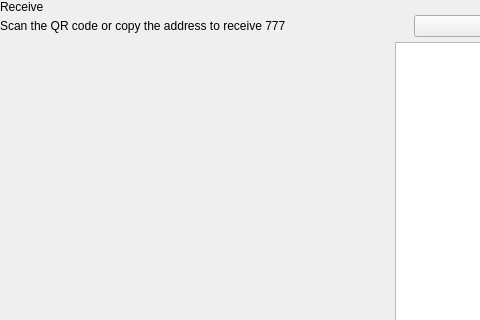
Above: src/qt/pivx/forms/receivewidget.ui from decenomy/DSW before the change; both pictures show x 0 to 480 and y 0 to 320 of the 629 by 629 pixel window. Below: the same form after it.
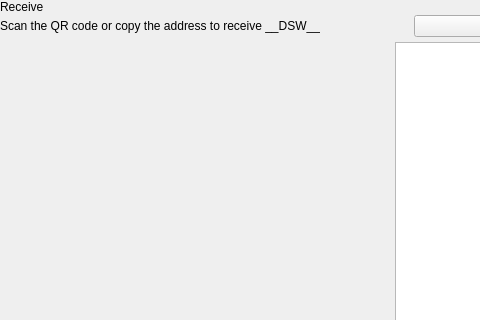
That is the form after the change. Custom widgets are drawn as their Qt base class.

What changed in the file:
```diff
--- a/src/qt/pivx/forms/receivewidget.ui
+++ b/src/qt/pivx/forms/receivewidget.ui
@@ -78,7 +78,7 @@
             <item alignment="Qt::AlignTop">
              <widget class="QLabel" name="labelSubtitle1">
               <property name="text">
-               <string>Scan the QR code or copy the address to receive 777</string>
+               <string>Scan the QR code or copy the address to receive __DSW__</string>
               </property>
              </widget>
             </item>
```
